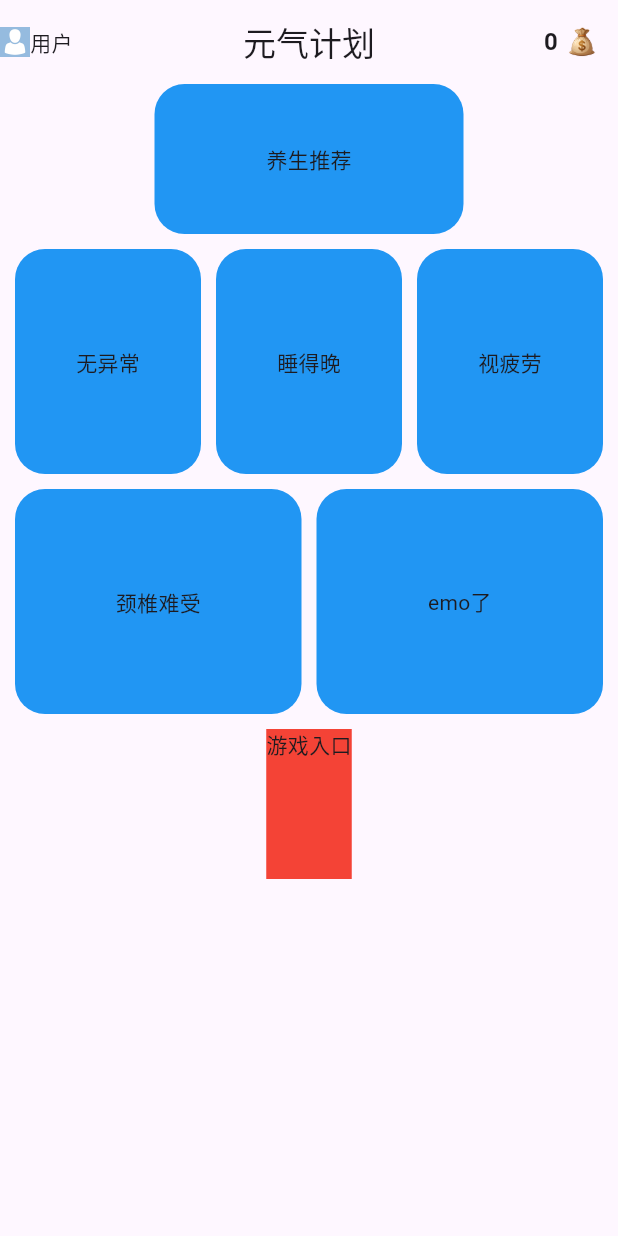
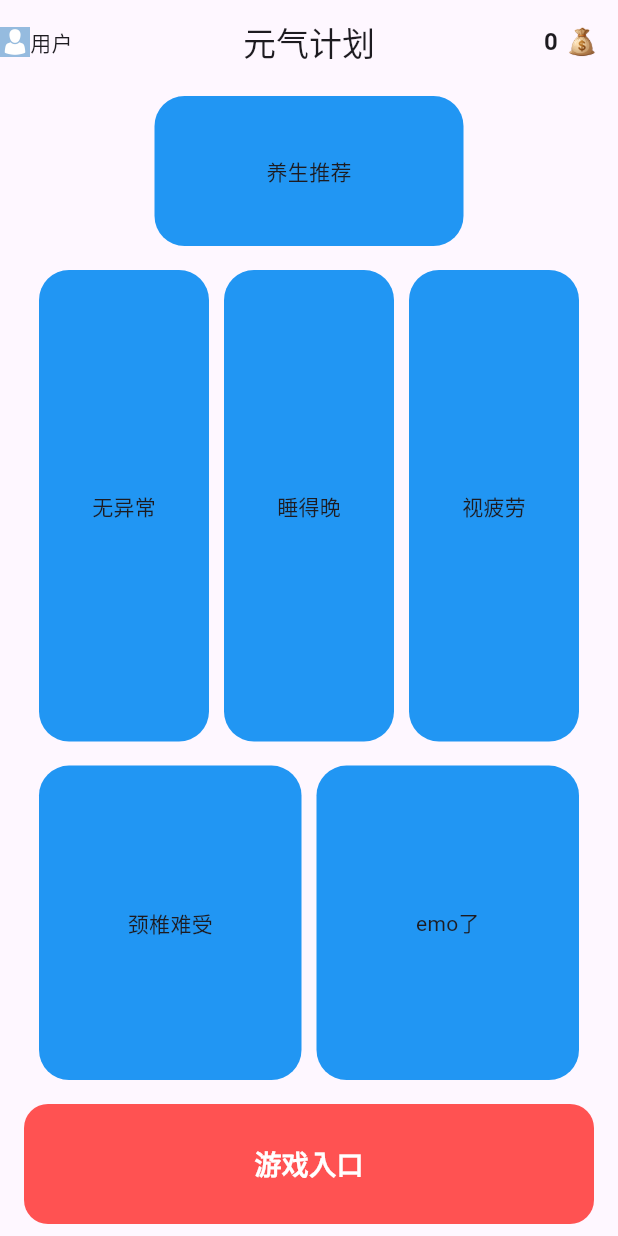
Before and after one commit to yuyu164/vital_plan, a Flutter app: the screen it shows after launch, on a phone screen of 412 x 824 dp. Run offline on Flutter 3.47's test engine with Material 3 defaults, Android fonts, the phone set to English and light mode, and no system bars; our stand-ins replace shared_preferences.

Commit message:
主页面框架建立.2

```diff
--- a/lib/pages/Main/index.dart
+++ b/lib/pages/Main/index.dart
@@ -33,22 +33,44 @@ class _MainPageState extends State<MainPage> {
         ),
         actions: [CoinBadge()],
       ),
-      body: Flex(
-        direction: Axis.vertical,
-        children: [
-          Column(
-            mainAxisSize: MainAxisSize.max,
+      body: SafeArea(
+        child: Padding(
+          padding: const EdgeInsets.symmetric(vertical: 8.0, horizontal: 16.0),
+          child: Column(
             children: [
+              // 1. 顶部推荐卡片 (固定高度或比例)
               RecommendDart(),
-              SizedBox(height: 10),
-              FirstRow(),
-              SizedBox(height: 10),
-              SecondRow(),
-              SizedBox(height: 10),
-              Container(height: 100, color: Colors.red, child: Text("游戏入口")),
+              SizedBox(height: 16),
+
+              // 2. 第一行板块 (自适应高度)
+              Expanded(flex: 3, child: FirstRow()),
+              SizedBox(height: 16),
+
+              // 3. 第二行板块 (自适应高度)
+              Expanded(flex: 2, child: SecondRow()),
+              SizedBox(height: 16),
+
+              // 4. 底部游戏入口 (固定高度)
+              Container(
+                height: 80,
+                width: double.infinity,
+                decoration: BoxDecoration(
+                  color: Colors.redAccent,
+                  borderRadius: BorderRadius.circular(16),
+                ),
+                alignment: Alignment.center,
+                child: Text(
+                  "游戏入口",
+                  style: TextStyle(
+                    color: Colors.white,
+                    fontSize: 18,
+                    fontWeight: FontWeight.bold,
+                  ),
+                ),
+              ),
             ],
           ),
-        ],
+        ),
       ),
     );
   }
```
Also changed, not shown: lib/components/board/action_header.dart (added, +121 -0 lines), lib/components/board/info_row.dart (added, +91 -0 lines), lib/pages/Board/index.dart (+112 -65 lines).
